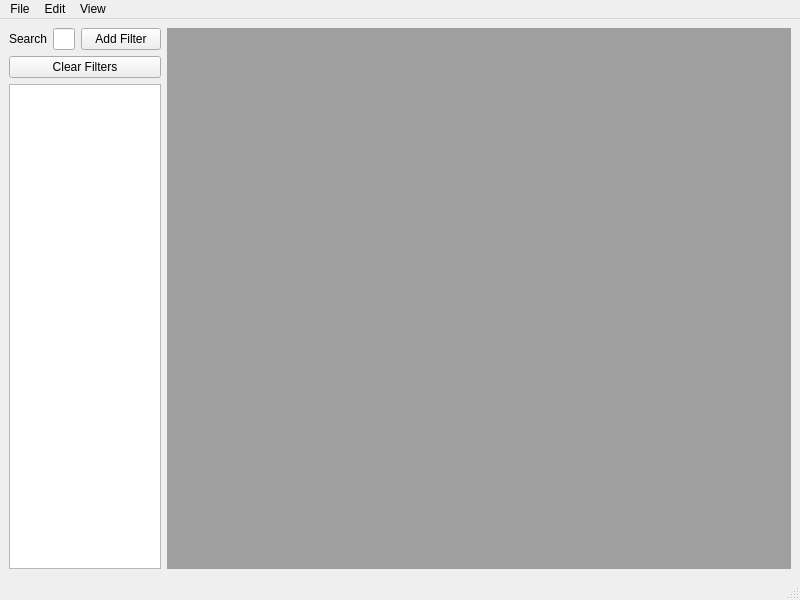
Qt form medeawindow.ui (cdit-ma/SEM) before a commit.
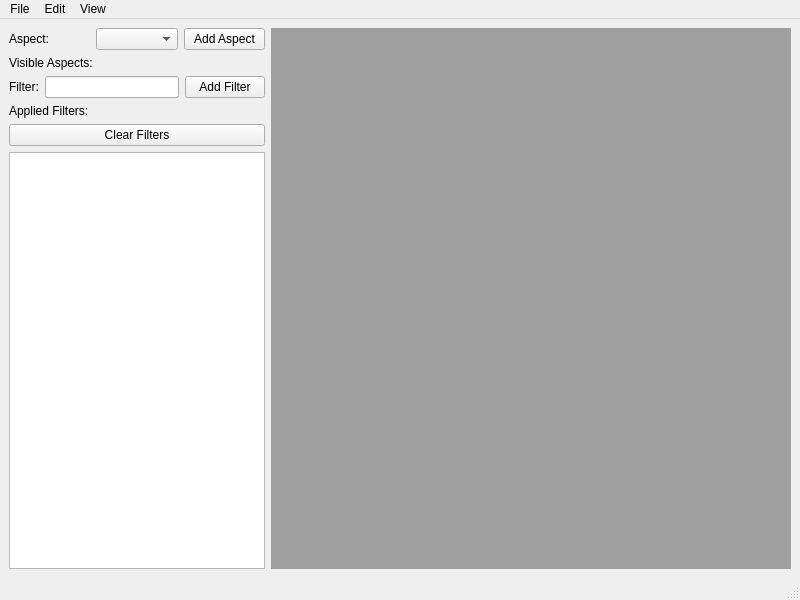
The same form after that commit.

Commit message: Fixed Searching, filtering, aspect changes and multiple other fixes

What changed in the file:
```diff
--- a/medeawindow.ui
+++ b/medeawindow.ui
@@ -14,17 +14,52 @@
    <string>MainWindow</string>
   </property>
   <widget class="QWidget" name="centralwidget">
-   <layout class="QHBoxLayout" name="horizontalLayout" stretch="1,5">
+   <layout class="QHBoxLayout" name="horizontalLayout" stretch="0,5">
     <item>
-     <layout class="QVBoxLayout" name="verticalLayout">
+     <layout class="QVBoxLayout" name="verticalLayout" stretch="0,1,10">
       <item>
-       <layout class="QVBoxLayout" name="verticalLayout_2">
+       <layout class="QVBoxLayout" name="Aspects_2">
+        <item>
+         <layout class="QHBoxLayout" name="AspectBox">
+          <item>
+           <widget class="QLabel" name="label_3">
+            <property name="text">
+             <string>Aspect:</string>
+            </property>
+           </widget>
+          </item>
+          <item>
+           <widget class="QComboBox" name="aspectComboBox"/>
+          </item>
+          <item>
+           <widget class="QPushButton" name="addAspect">
+            <property name="text">
+             <string>Add Aspect</string>
+            </property>
+           </widget>
+          </item>
+         </layout>
+        </item>
+        <item>
+         <widget class="QLabel" name="label_4">
+          <property name="text">
+           <string>Visible Aspects:</string>
+          </property>
+         </widget>
+        </item>
+        <item>
+         <layout class="QVBoxLayout" name="VisibleAspects"/>
+        </item>
+       </layout>
+      </item>
+      <item>
+       <layout class="QVBoxLayout" name="Filters">
         <item>
          <layout class="QHBoxLayout" name="filterBox">
           <item>
            <widget class="QLabel" name="label">
             <property name="text">
-             <string>Search</string>
+             <string>Filter:</string>
             </property>
            </widget>
           </item>
@@ -40,6 +75,13 @@
           </item>
          </layout>
         </item>
+        <item>
+         <widget class="QLabel" name="label_2">
+          <property name="text">
+           <string>Applied Filters:</string>
+          </property>
+         </widget>
+        </item>
         <item>
          <layout class="QVBoxLayout" name="AppliedFilters"/>
         </item>
```
The commit also changes 13 other files.
